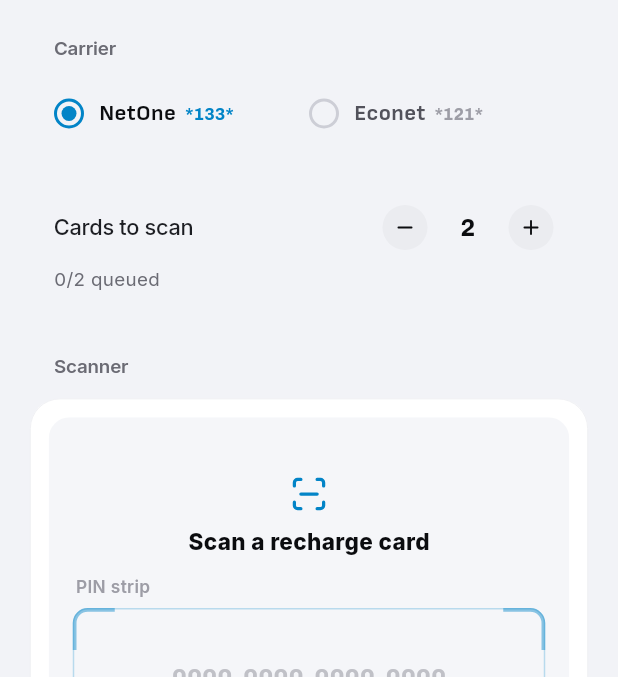
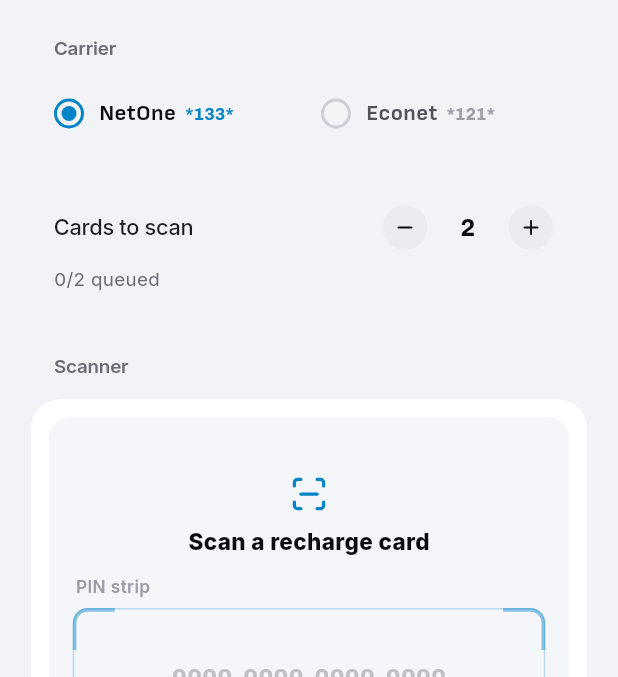
Before and after one commit to brandie-xxx/iscanna-v1.0, a Flutter app: the screen it shows after launch, after a tap on an icon or button, on a phone screen of 412 x 824 dp, the part 122-799 px from its top. Run offline on Flutter 3.47's test engine with Material 3 defaults, Android fonts, the phone set to English and light mode, and no system bars; our stand-ins replace camera, confetti, image_picker, lucide_icons_flutter, share_plus; missing offline and left inert: google_mlkit_text_recognition.

Commit message:
Polish before release: app icon, splash, Added state, small-phone fixes
- iscanna app icon (scan glyph in sky blue on the app's dark background) for Android
  (legacy, round, adaptive and themed/monochrome) and iOS (all sizes)
- Launch screens match the app's light and dark backgrounds, with the glyph centred;
  Android 12+ system splash uses the same colours
- Add to Batch reads Added whenever the card is already queued
- Header bar title steps aside when it would collide with the wordmark (small phones, large text)
- Space between the carrier radio buttons; PIN strip placeholder inset from the frame
- Disabled buttons pass taps to their parent

Co-Authored-By: Claude Opus 5.5 <noreply@anthropic.com>
Claude-Session: https://claude.ai/code/session_01XtWghEjRpoRNAof9hKBBwM

```diff
--- a/lib/state/app_controller.dart
+++ b/lib/state/app_controller.dart
@@ -123,6 +123,9 @@ class AppController extends ChangeNotifier {
     notifyListeners();
   }
 
+  /// Whether this card's PIN is already in the batch.
+  bool isQueued(ScannedCard card) => _batch.any((c) => c.rawPin == card.rawPin);
+
   void addToBatch(ScannedCard card) {
     _addToBatch(card);
     notifyListeners();
--- a/lib/widgets/camera_capture.dart
+++ b/lib/widgets/camera_capture.dart
@@ -573,10 +573,17 @@ class _EmptyViewfinder extends StatelessWidget {
         ),
         Positioned.fromRect(
           rect: strip,
-          child: Center(
-            child: Text(
-              '0000  0000  0000  0000',
-              style: AppText.code.copyWith(fontSize: 16, color: AppColors.textFaint.withValues(alpha: 0.6)),
+          // Inset from the frame so the placeholder never touches the corners, even with large text.
+          child: Padding(
+            padding: const EdgeInsets.symmetric(horizontal: AppSpace.lg),
+            child: Center(
+              child: FittedBox(
+                fit: BoxFit.scaleDown,
+                child: Text(
+                  '0000  0000  0000  0000',
+                  style: AppText.code.copyWith(fontSize: 16, color: AppColors.textFaint.withValues(alpha: 0.6)),
+                ),
+              ),
             ),
           ),
         ),
--- a/lib/widgets/common.dart
+++ b/lib/widgets/common.dart
@@ -412,10 +412,12 @@ class RadioPicker<T extends Object> extends StatelessWidget {
       padding: const EdgeInsets.symmetric(horizontal: AppSpace.lg),
       child: Row(
         children: [
-          for (final MapEntry(:key, value: (title, detail)) in options.entries)
+          for (final (i, MapEntry(:key, value: (title, detail))) in options.entries.indexed) ...[
+            if (i > 0) const SizedBox(width: AppSpace.lg),
             Expanded(
               child: _RadioOption(title: title, detail: detail, selected: key == value, onTap: () => onChanged(key)),
             ),
+          ],
         ],
       ),
     );
--- a/lib/widgets/screen_header.dart
+++ b/lib/widgets/screen_header.dart
@@ -73,30 +73,21 @@ class _HeaderDelegate extends SliverPersistentHeaderDelegate {
                 left: 0,
                 right: 0,
                 height: barHeight,
-                child: Stack(
-                  alignment: Alignment.center,
+                child: CustomMultiChildLayout(
+                  delegate: _BarLayout(),
                   children: [
-                    Opacity(
-                      opacity: Curves.easeIn.transform(t),
-                      child: Semantics(
-                        header: t > 0.5,
-                        child: Text(title, style: AppText.headline.copyWith(fontSize: 14)),
+                    LayoutId(
+                      id: _BarSlot.title,
+                      child: Opacity(
+                        opacity: Curves.easeIn.transform(t),
+                        child: Semantics(
+                          header: t > 0.5,
+                          child: Text(title, maxLines: 1, style: AppText.headline.copyWith(fontSize: 14)),
+                        ),
                       ),
                     ),
-                    if (leading != null)
-                      Positioned(
-                        left: AppSpace.gutter,
-                        top: 0,
-                        bottom: 0,
-                        child: Center(widthFactor: 1, child: leading),
-                      ),
-                    if (trailing != null)
-                      Positioned(
-                        right: AppSpace.sm,
-                        top: 0,
-                        bottom: 0,
-                        child: Center(widthFactor: 1, child: trailing),
-                      ),
+                    if (leading != null) LayoutId(id: _BarSlot.leading, child: leading!),
+                    if (trailing != null) LayoutId(id: _BarSlot.trailing, child: trailing!),
                   ],
                 ),
               ),
@@ -131,3 +122,35 @@ class _HeaderDelegate extends SliverPersistentHeaderDelegate {
       old.topPadding != topPadding ||
       old.titleHeight != titleHeight;
 }
+
+enum _BarSlot { leading, title, trailing }
+
+/// Leading at the gutter, trailing at the right, title centred on the bar. On a narrow bar where the
+/// centred title would run into either side, the title is hidden (the large title already names the screen).
+class _BarLayout extends MultiChildLayoutDelegate {
+  static const double _gap = AppSpace.sm;
+
+  @override
+  void performLayout(Size size) {
+    final loose = BoxConstraints.loose(size);
+    var left = 0.0;
+    var right = size.width;
+    if (hasChild(_BarSlot.leading)) {
+      final s = layoutChild(_BarSlot.leading, loose);
+      positionChild(_BarSlot.leading, Offset(AppSpace.gutter, (size.height - s.height) / 2));
+      left = AppSpace.gutter + s.width;
+    }
+    if (hasChild(_BarSlot.trailing)) {
+      final s = layoutChild(_BarSlot.trailing, loose);
+      positionChild(_BarSlot.trailing, Offset(size.width - AppSpace.sm - s.width, (size.height - s.height) / 2));
+      right = size.width - AppSpace.sm - s.width;
+    }
+    final title = layoutChild(_BarSlot.title, BoxConstraints(maxWidth: size.width, maxHeight: size.height));
+    final x = (size.width - title.width) / 2;
+    final fits = x >= left + _gap && x + title.width <= right - _gap;
+    positionChild(_BarSlot.title, fits ? Offset(x, (size.height - title.height) / 2) : Offset(-size.width * 2, 0));
+  }
+
+  @override
+  bool shouldRelayout(_BarLayout oldDelegate) => false;
+}
```
Also changed, not shown: lib/widgets/card_results_view.dart (+6 -14 lines), 46 other files.
